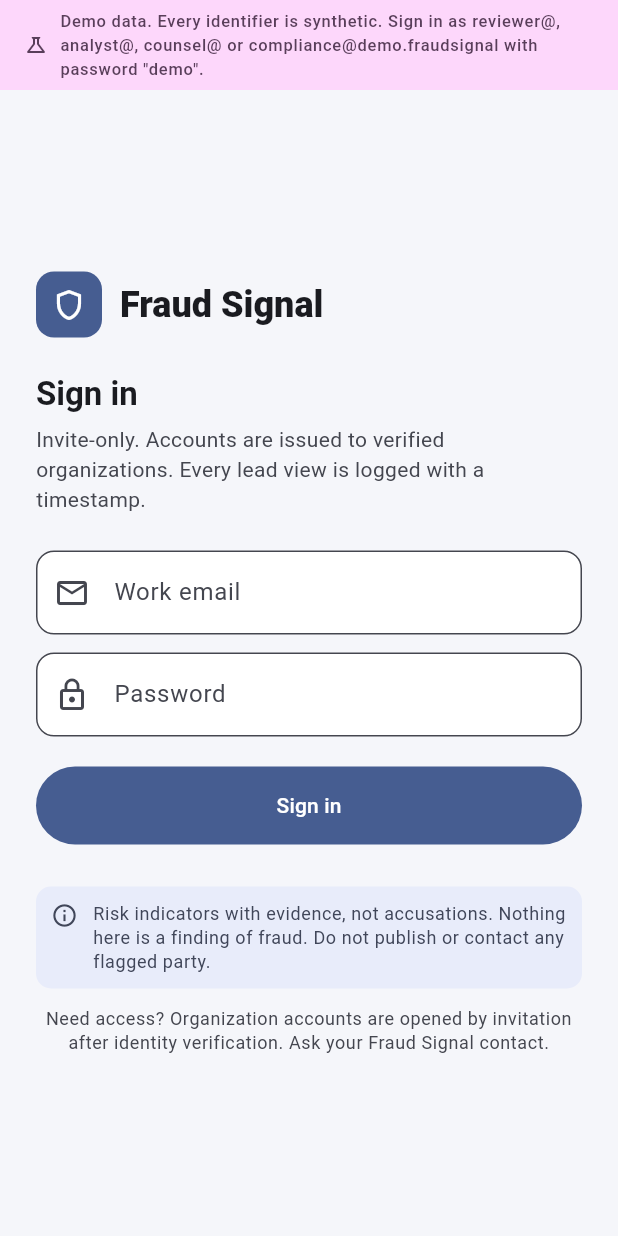
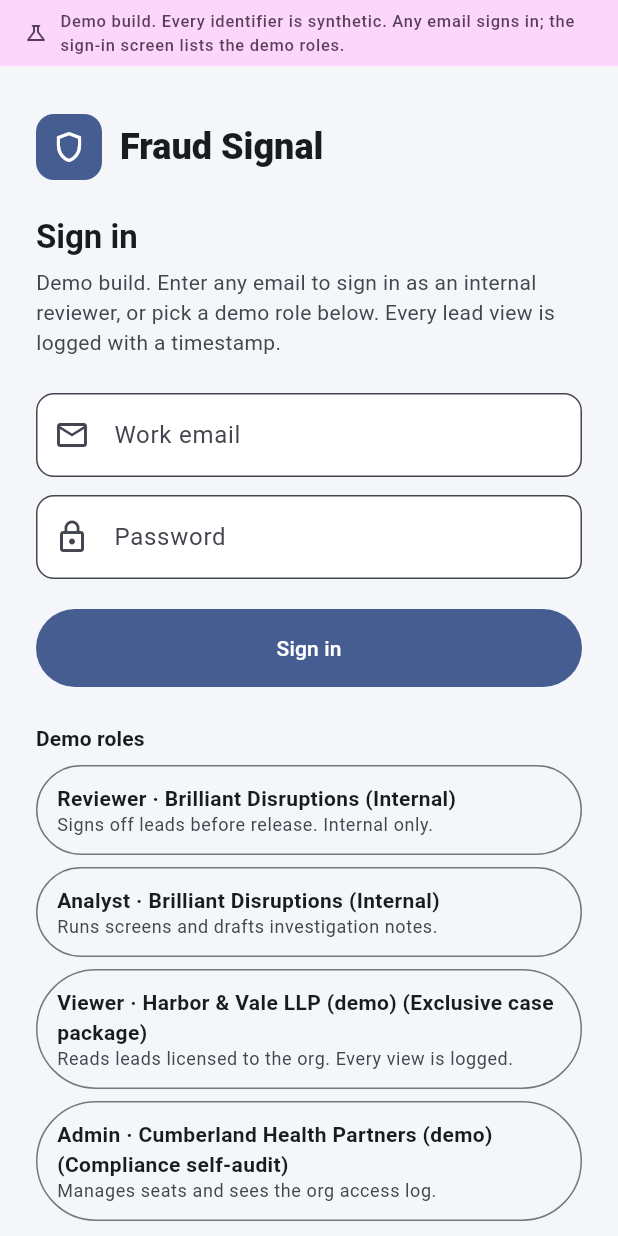
Before and after one commit to brilliant-disruptions/fraud-signal, a Flutter app: the screen it shows after launch, on a phone screen of 412 x 824 dp. Run offline on Flutter 3.47's test engine with Material 3 defaults, Android fonts, the phone set to English and light mode, and no system bars; our stand-ins replace flutter_riverpod, go_router, supabase_flutter; accounts and stored records are empty.

Commit message:
Open demo sign-in for TestFlight testing
In demo mode any email now signs in as an internal reviewer and the
sign-in screen offers one-tap buttons for the four demo roles, so
testers can get in without an invite. OPEN_DEMO_SIGNIN=false restores
the invite-only check; Supabase builds are unaffected.

Co-Authored-By: Claude Fable 5.1 <noreply@anthropic.com>
Claude-Session: https://claude.ai/code/session_016ijpsphY2UdxL8Mh5q1B8o

```diff
--- a/lib/core/config.dart
+++ b/lib/core/config.dart
@@ -10,6 +10,10 @@ class AppConfig {
   static bool get useSupabase => supabaseUrl.isNotEmpty && supabaseAnonKey.isNotEmpty;
   static const appName = 'Fraud Signal';
 
+  /// Demo only: when true, any email and password signs in as an internal
+  /// reviewer so testers can get in without an invite. Ignored with Supabase.
+  static const openDemoSignIn = bool.fromEnvironment('OPEN_DEMO_SIGNIN', defaultValue: true);
+
   /// Demo only: sign in as this demo account on launch (for screenshots and
   /// walkthroughs). Ignored when Supabase is configured.
   static const demoAutoSignIn = String.fromEnvironment('DEMO_AUTO_SIGNIN');
--- a/lib/data/demo_repository.dart
+++ b/lib/data/demo_repository.dart
@@ -8,13 +8,17 @@ import 'repository.dart';
 /// In-memory repository seeded with synthetic data. Used when no Supabase
 /// configuration is supplied, so the app runs anywhere for demos and tests.
 class DemoRepository implements FraudSignalRepository {
-  DemoRepository({this.latency = const Duration(milliseconds: 250)}) {
+  DemoRepository({this.latency = const Duration(milliseconds: 250), this.openSignIn = true}) {
     _leads = List.of(demoLeads);
     _screens = List.of(demoScreens);
     _log = List.of(demoAccessLog);
   }
 
   final Duration latency;
+
+  /// When true, unknown emails are admitted as an internal reviewer and the
+  /// password is not checked. Testers can get in without an invite.
+  final bool openSignIn;
   final _userController = StreamController<AppUser?>.broadcast();
   final _leadsController = StreamController<List<Lead>>.broadcast();
   final _screensController = StreamController<List<ScreenRequest>>.broadcast();
@@ -40,8 +44,20 @@ class DemoRepository implements FraudSignalRepository {
   Future<AppUser> signIn({required String email, required String password}) async {
     await _wait();
     final normalized = email.trim().toLowerCase();
-    final user = demoUsers.where((u) => u.email == normalized).firstOrNull;
-    if (user == null || password != 'demo') {
+    var user = demoUsers.where((u) => u.email == normalized).firstOrNull;
+    if (user == null && openSignIn && normalized.contains('@')) {
+      final local = normalized.split('@').first;
+      user = AppUser(
+        id: 'u_${local.hashCode.toRadixString(16)}',
+        email: normalized,
+        displayName: local.isEmpty ? 'Tester' : local[0].toUpperCase() + local.substring(1),
+        role: Role.reviewer,
+        orgId: demoInternalOrg.id,
+      );
+    } else if (user != null && !openSignIn && password != 'demo') {
+      user = null;
+    }
+    if (user == null) {
       throw AuthException('Invite-only. That email is not on an organization account, or the password is wrong.');
     }
     _user = user;
--- a/lib/features/auth/sign_in_screen.dart
+++ b/lib/features/auth/sign_in_screen.dart
@@ -3,6 +3,8 @@ import 'package:flutter_riverpod/flutter_riverpod.dart';
 
 import '../../core/config.dart';
 import '../../core/providers.dart';
+import '../../data/demo_data.dart' show demoUsers, demoOrgs;
+import '../../domain/models.dart';
 import '../../widgets/common.dart';
 
 class SignInScreen extends ConsumerStatefulWidget {
@@ -26,14 +28,16 @@ class _SignInScreenState extends ConsumerState<SignInScreen> {
     super.dispose();
   }
 
-  Future<void> _submit() async {
-    if (!_form.currentState!.validate()) return;
+  Future<void> _submit() => _signIn(_email.text, _password.text, validate: true);
+
+  Future<void> _signIn(String email, String password, {bool validate = false}) async {
+    if (validate && !_form.currentState!.validate()) return;
     setState(() {
       _busy = true;
       _error = null;
     });
     try {
-      await ref.read(repositoryProvider).signIn(email: _email.text, password: _password.text);
+      await ref.read(repositoryProvider).signIn(email: email, password: password);
     } catch (e) {
       setState(() => _error = e.toString());
     } finally {
@@ -41,9 +45,15 @@ class _SignInScreenState extends ConsumerState<SignInScreen> {
     }
   }
 
+  String _orgLabel(AppUser u) {
+    final org = demoOrgs.where((o) => o.id == u.orgId).firstOrNull;
+    return org == null ? u.orgId : '${org.name} (${org.offer.label})';
+  }
+
   @override
   Widget build(BuildContext context) {
     final theme = Theme.of(context);
+    final openDemo = !AppConfig.useSupabase && AppConfig.openDemoSignIn;
     return Scaffold(
       body: SafeArea(
         child: Column(children: [
@@ -77,7 +87,9 @@ class _SignInScreenState extends ConsumerState<SignInScreen> {
                       Text('Sign in', style: theme.textTheme.titleLarge?.copyWith(fontWeight: FontWeight.w700)),
                       const SizedBox(height: 6),
                       Text(
-                        'Invite-only. Accounts are issued to verified organizations. Every lead view is logged with a timestamp.',
+                        openDemo
+                            ? 'Demo build. Enter any email to sign in as an internal reviewer, or pick a demo role below. Every lead view is logged with a timestamp.'
+                            : 'Invite-only. Accounts are issued to verified organizations. Every lead view is logged with a timestamp.',
                         style: theme.textTheme.bodyMedium?.copyWith(color: theme.colorScheme.onSurfaceVariant),
                       ),
                       const SizedBox(height: 24),
@@ -95,7 +107,7 @@ class _SignInScreenState extends ConsumerState<SignInScreen> {
                         obscureText: true,
                         autofillHints: const [AutofillHints.password],
                         decoration: const InputDecoration(labelText: 'Password', prefixIcon: Icon(Icons.lock_outline)),
-                        validator: (v) => (v == null || v.isEmpty) ? 'Enter your password' : null,
+                        validator: (v) => (!openDemo && (v == null || v.isEmpty)) ? 'Enter your password' : null,
                         onFieldSubmitted: (_) => _submit(),
                       ),
                       if (_error != null) ...[
@@ -110,14 +122,38 @@ class _SignInScreenState extends ConsumerState<SignInScreen> {
                             ? const SizedBox(height: 18, width: 18, child: CircularProgressIndicator(strokeWidth: 2))
                             : const Text('Sign in'),
                       ),
-                      const SizedBox(height: 28),
+                      if (openDemo) ...[
+                        const SizedBox(height: 24),
+                        Text('Demo roles', style: theme.textTheme.titleSmall?.copyWith(fontWeight: FontWeight.w700)),
+                        const SizedBox(height: 8),
+                        for (final u in demoUsers)
+                          Padding(
+                            padding: const EdgeInsets.only(bottom: 8),
+                            child: OutlinedButton(
+                              onPressed: _busy ? null : () => _signIn(u.email, 'demo'),
+                              style: OutlinedButton.styleFrom(
+                                alignment: Alignment.centerLeft,
+                                padding: const EdgeInsets.symmetric(horizontal: 14, vertical: 12),
+                              ),
+                              child: Column(crossAxisAlignment: CrossAxisAlignment.start, children: [
+                                Text('${u.role.label} · ${_orgLabel(u)}',
+                                    style: theme.textTheme.bodyMedium?.copyWith(fontWeight: FontWeight.w600)),
+                                Text(u.role.description,
+                                    style: theme.textTheme.bodySmall?.copyWith(color: theme.colorScheme.onSurfaceVariant)),
+                              ]),
+                            ),
+                          ),
+                      ],
+                      const SizedBox(height: 20),
                       const RiskIndicatorNotice(dense: true),
+                      if (!openDemo) ...[
                         const SizedBox(height: 12),
                         Text(
                           'Need access? Organization accounts are opened by invitation after identity verification. Ask your Fraud Signal contact.',
                           style: theme.textTheme.bodySmall?.copyWith(color: theme.colorScheme.onSurfaceVariant),
                           textAlign: TextAlign.center,
                         ),
+                      ],
                     ]),
                   ),
                 ),
--- a/lib/main.dart
+++ b/lib/main.dart
@@ -17,7 +17,7 @@ Future<void> main() async {
     await Supabase.initialize(url: AppConfig.supabaseUrl, publishableKey: AppConfig.supabaseAnonKey);
     repository = SupabaseRepository(Supabase.instance.client);
   } else {
-    final demo = DemoRepository();
+    final demo = DemoRepository(openSignIn: AppConfig.openDemoSignIn);
     if (AppConfig.demoAutoSignIn.isNotEmpty) {
       await demo.signIn(email: AppConfig.demoAutoSignIn, password: 'demo');
     }
--- a/lib/widgets/common.dart
+++ b/lib/widgets/common.dart
@@ -217,7 +217,7 @@ class DemoBanner extends StatelessWidget {
           const SizedBox(width: 8),
           Expanded(
             child: Text(
-              'Demo data. Every identifier is synthetic. Sign in as reviewer@, analyst@, counsel@ or compliance@demo.fraudsignal with password "demo".',
+              'Demo build. Every identifier is synthetic. Any email signs in; the sign-in screen lists the demo roles.',
               style: theme.textTheme.labelSmall?.copyWith(color: theme.colorScheme.onTertiaryContainer),
             ),
           ),
```
Also changed, not shown: 1 other file. Lines whose indentation alone changed are shown as unchanged.
